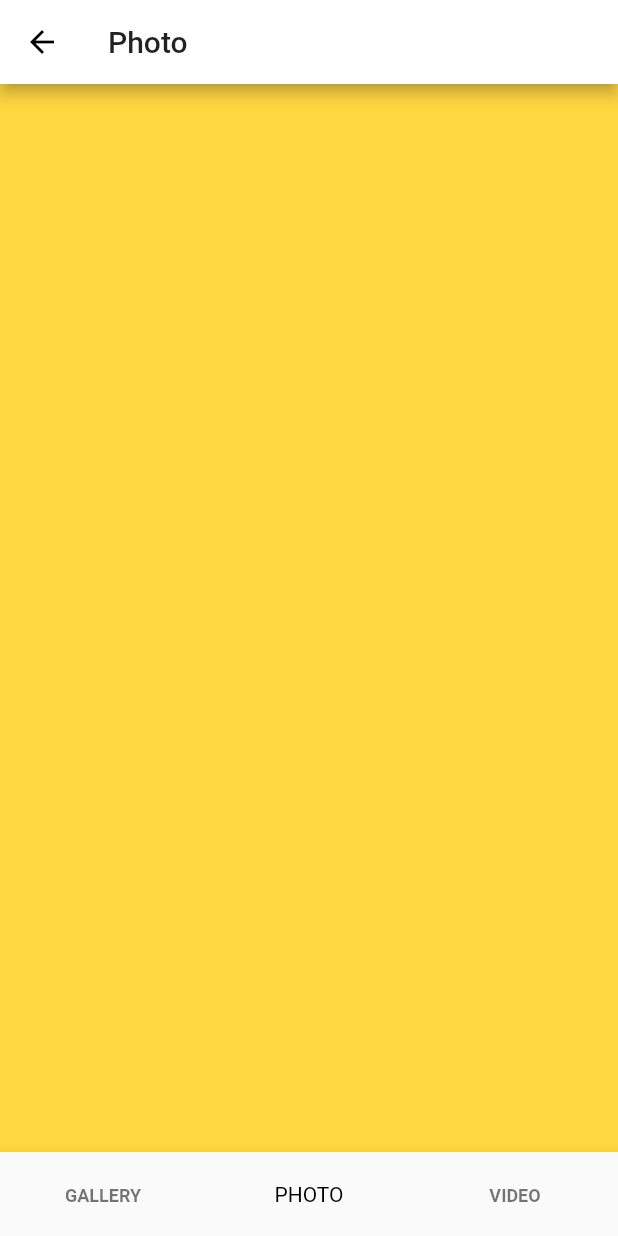
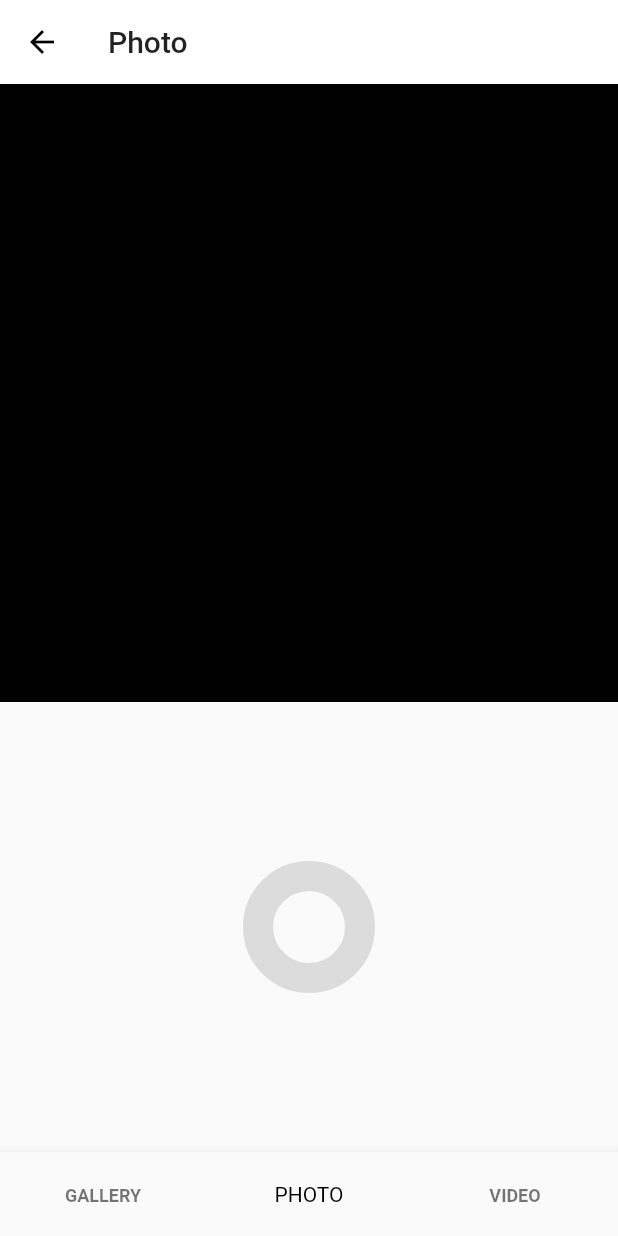
Before and after one commit to khjsla/instagram, a Flutter app: the CameraScreen screen opened directly, on a phone screen of 412 x 824 dp. Run offline on Flutter 3.47's test engine with Material 2 defaults, Android fonts, the phone set to English and light mode, and no system bars; our stand-ins replace cached_network_image, permission_handler; missing offline and left inert: dart:html; network calls fail.

Commit message:
error occured

```diff
--- a/lib/screens/camera_screen.dart
+++ b/lib/screens/camera_screen.dart
@@ -1,4 +1,5 @@
 import 'package:flutter/material.dart';
+import 'package:instagram_two_record/widgets/take_photo.dart';
 
 class CameraScreen extends StatefulWidget {
   @override
@@ -30,12 +31,13 @@ class _CameraScreenState extends State<CameraScreen> {
           Container(
             color: Colors.cyanAccent,
           ),
-          Container(
-            color: Colors.amberAccent,
-          ),
+          //first page
+          TakePhoto(), //MAKE TO WIDGET and IMPORT that
+          //middle page - TAKE PHOTO SECTION
           Container(
             color: Colors.greenAccent,
           ),
+          //third page
         ],
         onPageChanged: (index) {
           //print('page changed = $index');
--- /dev/null
+++ b/lib/widgets/take_photo.dart
@@ -0,0 +1,49 @@
+import 'package:flutter/material.dart';
+import 'package:instagram_two_record/constants/common_size.dart';
+import 'package:instagram_two_record/constants/screen_size.dart';
+
+//make middle take photo page layout
+class TakePhoto extends StatelessWidget {
+  const TakePhoto({
+    Key key,
+  }) : super(key: key);
+
+  @override
+  Widget build(BuildContext context) {
+    return Column(
+      children: [
+        Container(
+          //USE CONTAINER to set Color info and Size info
+          width: size.width, //PER phoen size screen size
+          height: size.width,
+          color: Colors.black,
+        ), //사진 찍는부분
+        Expanded(
+          /*   child: InkWell(
+          onTap: () {}, //can Click for this
+          child: Padding(
+            padding: const EdgeInsets.all(common_s_gap),
+            child: Container(
+              //expanded -> 나머지 남은 부분 다 차지하게 한다
+              decoration: ShapeDecoration(
+                  shape: CircleBorder(
+                      side: BorderSide(
+                color: Colors.black12,
+                width: 20,
+              ))),
+            ),
+          ),
+        ))*/ //방법1. BUT 버튼 부분만 눌리는게 아니라 사진 촬영하는 부분을 제외한 모든 부분들이 버튼이 되는 것 같은 현상이 나타난다.
+          child: OutlineButton(
+            onPressed: () {},
+            shape: CircleBorder(),
+            borderSide: BorderSide(
+              color: Colors.black12,
+              width: 20,
+            ), //방법1. 이게 일반적으로 버튼을 삽입할떄 쓰이는 코드이다. 이제 버튼만이 버튼의 역할을 하는 것 처럼 보이게 된다.
+          ),
+        )
+      ],
+    );
+  }
+}
--- a/pubspec.yaml
+++ b/pubspec.yaml
@@ -29,6 +29,8 @@ dependencies:
   # Use with the CupertinoIcons class for iOS style icons.
   cupertino_icons: ^1.0.0
   cached_network_image: ^2.5.0
+  camera: ^0.7.0
+  permission_handler: ^5.0.1+1
 
 dev_dependencies:
   flutter_test:
```
Also changed, not shown: lib/home_page.dart (+39 -16 lines), pubspec.lock, 4 other files.
